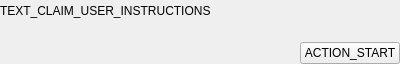
This is parsec/core/gui/forms/claim_user_instructions_widget.ui in Scille/parsec-cloud as Qt 5 draws it before an edit. The edited form follows.
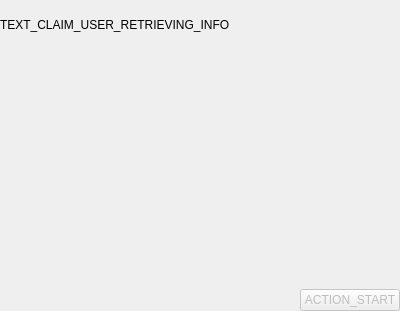
This is the edited form. Custom widgets are drawn as their Qt base class.

Commit message: [GUI] Added spinner and updated error message when claiming a user/device

```diff
--- a/parsec/core/gui/forms/claim_user_instructions_widget.ui
+++ b/parsec/core/gui/forms/claim_user_instructions_widget.ui
@@ -7,7 +7,7 @@
     <x>0</x>
     <y>0</y>
     <width>400</width>
-    <height>64</height>
+    <height>311</height>
    </rect>
   </property>
   <property name="windowTitle">
@@ -41,13 +41,76 @@
       <number>0</number>
      </property>
      <property name="text">
-      <string>TEXT_CLAIM_USER_INSTRUCTIONS</string>
+      <string>TEXT_CLAIM_USER_RETRIEVING_INFO</string>
      </property>
      <property name="wordWrap">
       <bool>true</bool>
      </property>
     </widget>
    </item>
+   <item>
+    <widget class="QWidget" name="widget_spinner" native="true">
+     <layout class="QHBoxLayout" name="horizontalLayout_3">
+      <property name="spacing">
+       <number>0</number>
+      </property>
+      <property name="leftMargin">
+       <number>0</number>
+      </property>
+      <property name="topMargin">
+       <number>0</number>
+      </property>
+      <property name="rightMargin">
+       <number>0</number>
+      </property>
+      <property name="bottomMargin">
+       <number>0</number>
+      </property>
+      <item>
+       <spacer name="horizontalSpacer_2">
+        <property name="orientation">
+         <enum>Qt::Horizontal</enum>
+        </property>
+        <property name="sizeHint" stdset="0">
+         <size>
+          <width>40</width>
+          <height>20</height>
+         </size>
+        </property>
+       </spacer>
+      </item>
+      <item>
+       <widget class="SpinnerWidget" name="widget_spinner_2" native="true">
+        <property name="minimumSize">
+         <size>
+          <width>200</width>
+          <height>200</height>
+         </size>
+        </property>
+        <property name="maximumSize">
+         <size>
+          <width>200</width>
+          <height>200</height>
+         </size>
+        </property>
+       </widget>
+      </item>
+      <item>
+       <spacer name="horizontalSpacer_3">
+        <property name="orientation">
+         <enum>Qt::Horizontal</enum>
+        </property>
+        <property name="sizeHint" stdset="0">
+         <size>
+          <width>40</width>
+          <height>20</height>
+         </size>
+        </property>
+       </spacer>
+      </item>
+     </layout>
+    </widget>
+   </item>
    <item>
     <layout class="QHBoxLayout" name="horizontalLayout">
      <item>
@@ -65,6 +128,9 @@
      </item>
      <item>
       <widget class="QPushButton" name="button_start">
+       <property name="enabled">
+        <bool>false</bool>
+       </property>
        <property name="cursor">
         <cursorShape>PointingHandCursor</cursorShape>
        </property>
@@ -77,6 +143,14 @@
    </item>
   </layout>
  </widget>
+ <customwidgets>
+  <customwidget>
+   <class>SpinnerWidget</class>
+   <extends>QWidget</extends>
+   <header>parsec.core.gui.custom_widgets</header>
+   <container>1</container>
+  </customwidget>
+ </customwidgets>
  <resources/>
  <connections/>
 </ui>
```
The commit also changes 9 other files.
